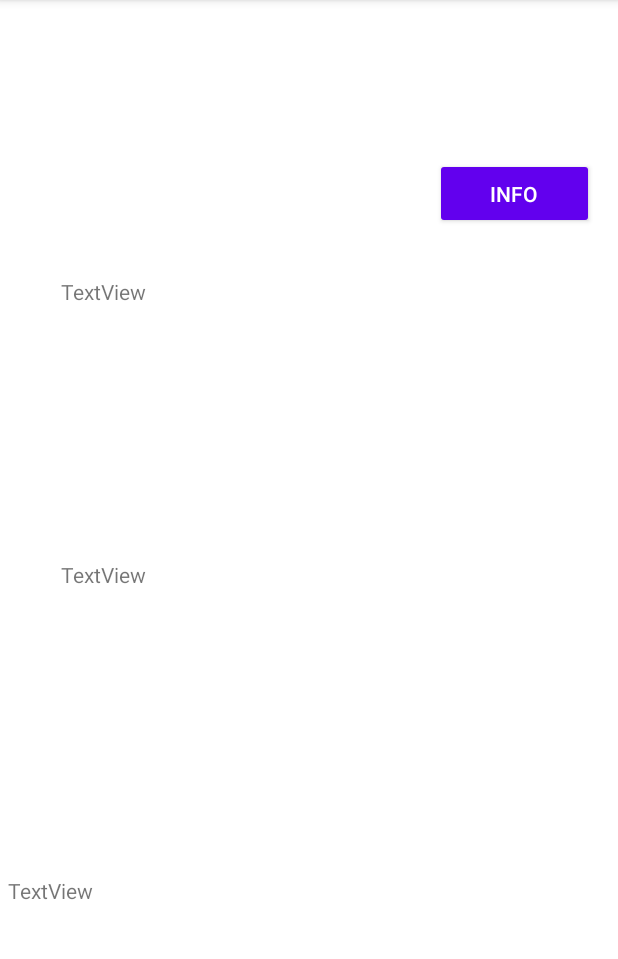
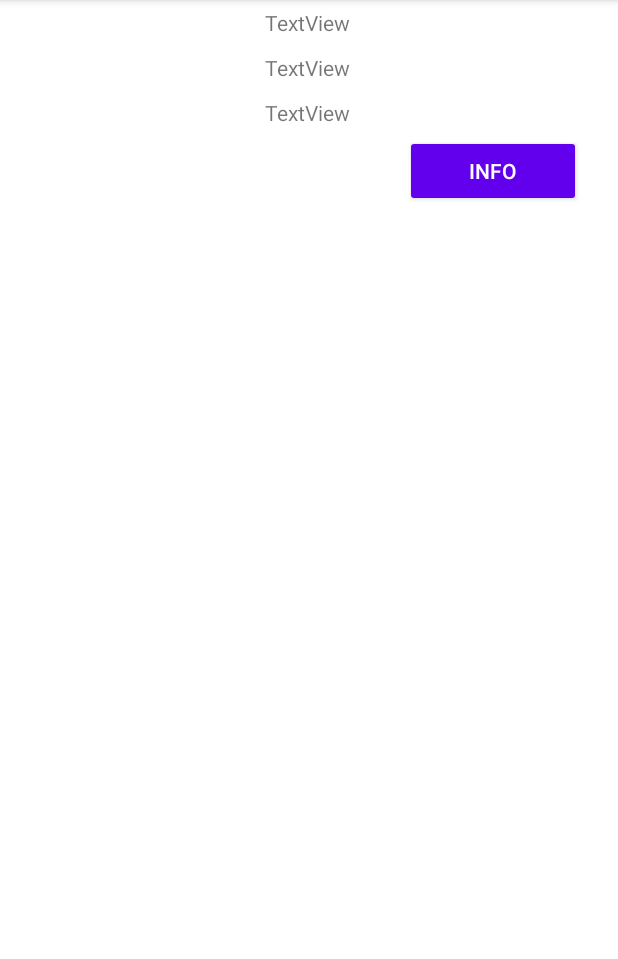
Before and after one commit to Alburrito18/FloppyDisk, an Android app: the fragment ProfileFirst shown on its own in the app's theme, on a phone screen of 412 x 824 dp, the part 84-1043 px from its top. Run offline under Robolectric (Android 15) with nearby library versions, the phone set to English and light mode, and no system bars.

Commit message:
Update profile_first.xml

```diff
--- a/app/src/main/res/layout/profile_first.xml
+++ b/app/src/main/res/layout/profile_first.xml
@@ -1,65 +1,49 @@
 <?xml version="1.0" encoding="utf-8"?>
-<androidx.constraintlayout.widget.ConstraintLayout xmlns:android="http://schemas.android.com/apk/res/android"
-    xmlns:app="http://schemas.android.com/apk/res-auto"
-    xmlns:tools="http://schemas.android.com/tools"
-    android:layout_width="match_parent"
-    android:layout_height="match_parent">
+<LinearLayout xmlns:android="http://schemas.android.com/apk/res/android"
+            android:orientation="vertical"
+            android:layout_width="wrap_content"
+            android:layout_height="wrap_content"
+            android:weightSum="100">
+
+    <TextView
+        android:id="@+id/KundIDProfil"
+        android:layout_width="410dp"
+        android:layout_height="30dp"
+        android:layout_weight="60"
+        android:gravity="center"
+        android:text="TextView" />
 
     <TextView
         android:id="@+id/NamnProfil"
-        android:layout_width="194dp"
-        android:layout_height="35dp"
-        android:layout_marginStart="29dp"
-        android:layout_marginTop="31dp"
-        android:layout_marginEnd="166dp"
+        android:layout_width="match_parent"
+        android:layout_height="30dp"
+        android:gravity="center"
         android:text="TextView"
-        app:layout_constraintBottom_toTopOf="@+id/KundIDProfil"
-        app:layout_constraintEnd_toEndOf="parent"
-        app:layout_constraintStart_toStartOf="parent"
-        app:layout_constraintTop_toTopOf="parent"
-        app:layout_constraintVertical_bias="0.62" />
+        android:textAlignment="center"/>
 
-    <TextView
-        android:id="@+id/KundIDProfil"
-        android:layout_width="194dp"
-        android:layout_height="22dp"
-        android:layout_marginStart="29dp"
-        android:layout_marginEnd="166dp"
-        android:layout_marginBottom="35dp"
-        android:text="TextView"
-        app:layout_constraintBottom_toTopOf="@+id/DagensDatumProfil"
-        app:layout_constraintEnd_toEndOf="parent"
-        app:layout_constraintStart_toStartOf="parent"
-        app:layout_constraintTop_toBottomOf="@+id/NamnProfil" />
+    <LinearLayout
+        android:layout_width="match_parent"
+        android:layout_height="wrap_content"
+        android:layout_weight="33.3"
+        android:orientation="vertical">
 
         <TextView
             android:id="@+id/DagensDatumProfil"
-        android:layout_width="151dp"
-        android:layout_height="29dp"
-        android:layout_marginStart="5dp"
-        android:layout_marginEnd="238dp"
-        android:layout_marginBottom="1dp"
+            android:layout_width="match_parent"
+            android:layout_height="30dp"
+            android:layout_below="@+id/textView"
+            android:gravity="center"
             android:text="TextView"
-        app:layout_constraintBottom_toBottomOf="parent"
-        app:layout_constraintEnd_toEndOf="parent"
-        app:layout_constraintHorizontal_bias="0.0"
-        app:layout_constraintStart_toStartOf="parent"
-        app:layout_constraintTop_toBottomOf="@+id/KundIDProfil" />
+            android:textAlignment="center"/>
 
         <Button
             android:id="@+id/InfoKnappProfil"
             style="@style/Widget.AppCompat.Button"
-        android:layout_width="0dp"
-        android:layout_height="47dp"
-        android:layout_marginStart="133dp"
-        android:layout_marginTop="105dp"
-        android:layout_marginEnd="16dp"
-        android:layout_marginBottom="2dp"
-        android:text="info"
-        app:layout_constraintBottom_toBottomOf="parent"
-        app:layout_constraintEnd_toEndOf="parent"
-        app:layout_constraintHorizontal_bias="0.0"
-        app:layout_constraintStart_toEndOf="@+id/DagensDatumProfil"
-        app:layout_constraintTop_toTopOf="parent"
-        app:layout_constraintVertical_bias="0.0" />
-</androidx.constraintlayout.widget.ConstraintLayout>
+            android:layout_width="117dp"
+            android:layout_height="wrap_content"
+            android:layout_marginStart="270dp"
+            android:text="info" />
+
+    </LinearLayout>
+
+</LinearLayout>
```
Lines whose indentation alone changed are shown as unchanged.
